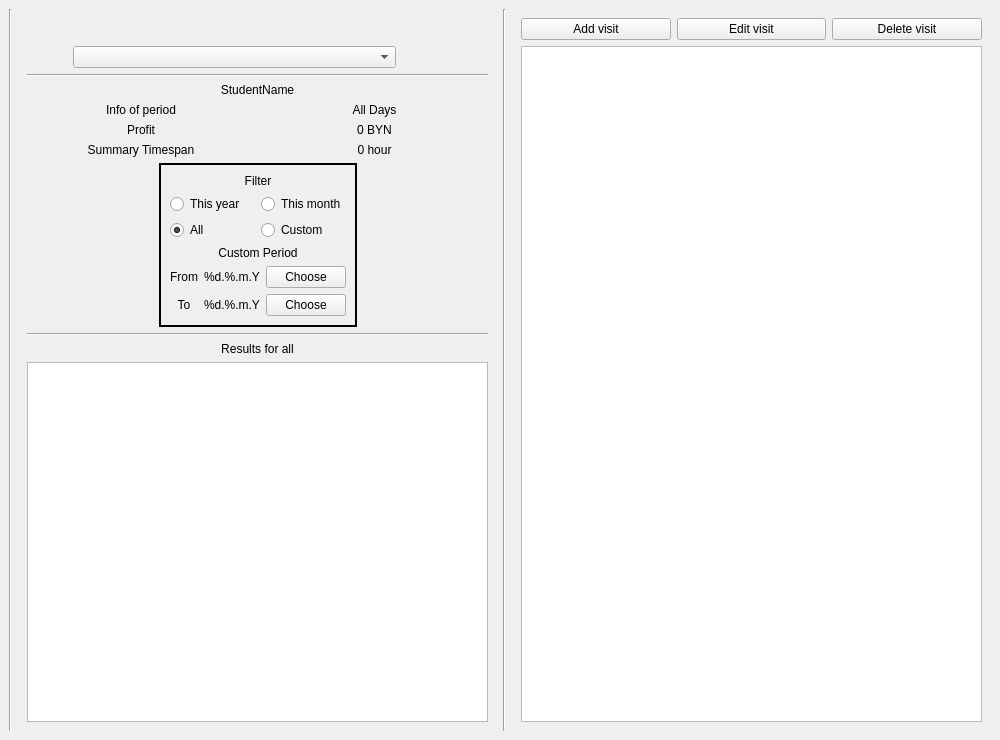
This is ui_templates/windows/main_window.ui in IliaSuponeff/StudentsAccounting as Qt 5 draws it before an edit. The edited form follows.
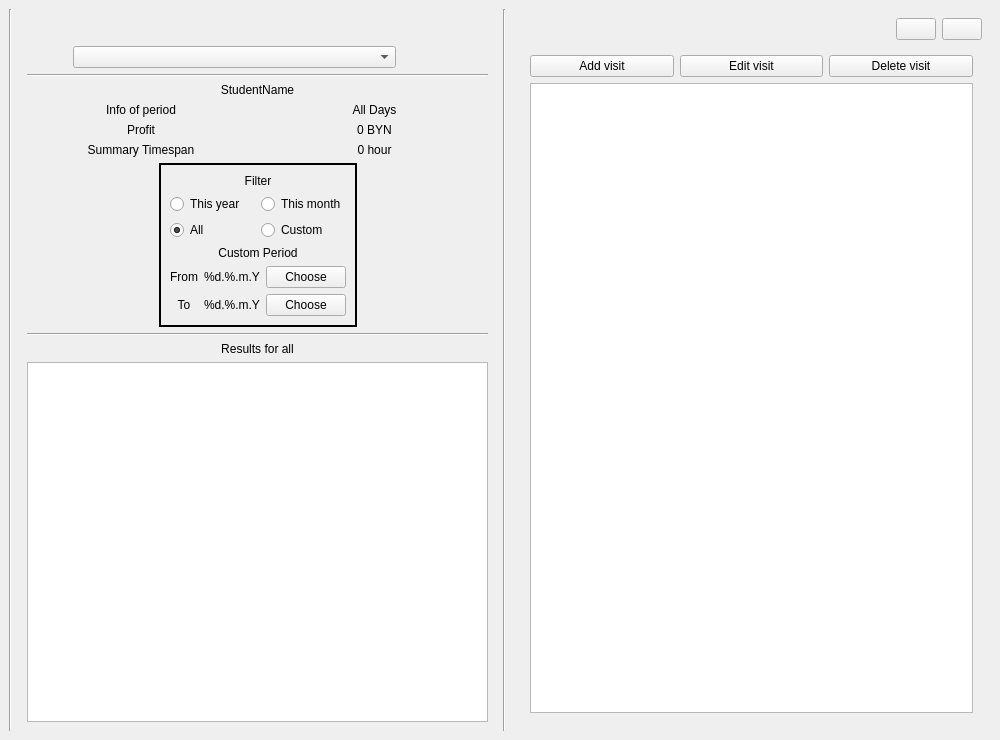
This is the edited form.

What changed in the file:
```diff
--- a/ui_templates/windows/main_window.ui
+++ b/ui_templates/windows/main_window.ui
@@ -530,6 +530,58 @@
      </widget>
     </item>
     <item>
+     <widget class="QFrame" name="workspace_frame">
+      <property name="sizePolicy">
+       <sizepolicy hsizetype="Preferred" vsizetype="Preferred">
+        <horstretch>5</horstretch>
+        <verstretch>0</verstretch>
+       </sizepolicy>
+      </property>
+      <layout class="QVBoxLayout" name="verticalLayout_3">
+       <item>
+        <layout class="QHBoxLayout" name="hLayout_3">
+         <item>
+          <spacer name="hSpacer_1">
+           <property name="orientation">
+            <enum>Qt::Horizontal</enum>
+           </property>
+           <property name="sizeHint" stdset="0">
+            <size>
+             <width>40</width>
+             <height>20</height>
+            </size>
+           </property>
+          </spacer>
+         </item>
+         <item>
+          <widget class="QPushButton" name="theme_change_btn">
+           <property name="sizePolicy">
+            <sizepolicy hsizetype="Minimum" vsizetype="Minimum">
+             <horstretch>0</horstretch>
+             <verstretch>0</verstretch>
+            </sizepolicy>
+           </property>
+           <property name="text">
+            <string/>
+           </property>
+          </widget>
+         </item>
+         <item>
+          <widget class="QPushButton" name="lang_change_btn">
+           <property name="sizePolicy">
+            <sizepolicy hsizetype="Minimum" vsizetype="Minimum">
+             <horstretch>0</horstretch>
+             <verstretch>0</verstretch>
+            </sizepolicy>
+           </property>
+           <property name="text">
+            <string/>
+           </property>
+          </widget>
+         </item>
+        </layout>
+       </item>
+       <item>
      <widget class="QFrame" name="visits_info_frame">
       <property name="sizePolicy">
        <sizepolicy hsizetype="Expanding" vsizetype="Expanding">
@@ -587,6 +639,24 @@
     </item>
    </layout>
   </widget>
+    </item>
+   </layout>
+  </widget>
+  <action name="help_action">
+   <property name="text">
+    <string>Help</string>
+   </property>
+  </action>
+  <action name="about_authors_action">
+   <property name="text">
+    <string>Author</string>
+   </property>
+  </action>
+  <action name="close_action">
+   <property name="text">
+    <string>Close</string>
+   </property>
+  </action>
  </widget>
  <resources/>
  <connections/>
```
Left out of the diff: 6 changed lines with no effect on the pictures. Lines whose indentation alone changed are shown as unchanged.
